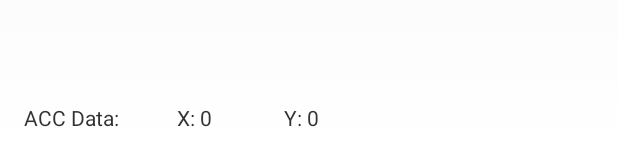
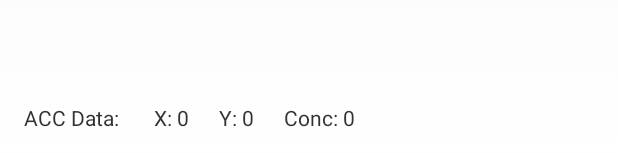
Before and after one commit to John-Brooks/grizzhacks2016, an Android app: the layout activity_game.xml on its own in the app's theme, with its tools: preview values and no code run, on a phone screen of 412 x 824 dp. Shown: the part 1080-1233 px from the top of the screen. Run offline under Robolectric (Android 15) with nearby library versions, the phone set to English and light mode, and no system bars.

Commit message:
added concentration 2:55am

```diff
--- a/MuseHeadsetShooter/app/src/main/java/com/interaxon/test/libmuse/MainActivity.java
+++ b/MuseHeadsetShooter/app/src/main/java/com/interaxon/test/libmuse/MainActivity.java
@@ -89,6 +89,7 @@ public class MainActivity extends Activity implements OnClickListener {
      * Connection listener updates UI with new connection status and logs it.
      */
     public View view;
+    public double Concentration;
     private core_t core;
     Executor executor;
 
@@ -234,10 +235,10 @@ public class MainActivity extends Activity implements OnClickListener {
 
                         String tag = (String) view.getTag();
                         TextView acc_x = (TextView) findViewById(R.id.acc_x);
-                        TextView xvalue = (TextView) findViewById(R.id.xValue);
+                        TextView yvalue = (TextView) findViewById(R.id.yValue);
                         TextView acc_y = (TextView) findViewById(R.id.acc_y);
                         TextView acc_z = (TextView) findViewById(R.id.acc_z);
-                        TextView yvalue = (TextView) findViewById(R.id.yValue);
+                        TextView xvalue = (TextView) findViewById(R.id.xValue);
 
                         if(tag.equals("main")) {
                             acc_x.setText(String.format(
@@ -250,12 +251,10 @@ public class MainActivity extends Activity implements OnClickListener {
 
 
                         if (tag.equals("gamemode")){
+                            xvalue.setText(String.format(
+                                    "%6.2f", data.get(Accelerometer.LEFT_RIGHT.ordinal())));
                             yvalue.setText(String.format(
-                                    "%6.2f", data.get(Accelerometer.LEFT_RIGHT.ordinal())));
-                            xvalue.setText(String.format(
                                     "%6.2f", data.get(Accelerometer.FORWARD_BACKWARD.ordinal())));
-                            core.updateMuseFBTilt(data.get(Accelerometer.FORWARD_BACKWARD.ordinal()));
-                            core.updateMuseSTSTilt(data.get(Accelerometer.LEFT_RIGHT.ordinal()));
                         }
                     }
                 });
@@ -298,6 +297,15 @@ public class MainActivity extends Activity implements OnClickListener {
                         TextView elem2 = (TextView) findViewById(R.id.elem2);
                         TextView elem3 = (TextView) findViewById(R.id.elem3);
                         TextView elem4 = (TextView) findViewById(R.id.elem4);
+                        TextView convalue = (TextView) findViewById(R.id.convalue);
+
+                        double Con1 = data.get(Eeg.TP9.ordinal());
+                        double Con2 = data.get(Eeg.TP9.ordinal());
+                        double Con3 = data.get(Eeg.TP9.ordinal());
+                        double Con4 = data.get(Eeg.TP9.ordinal());
+
+                        Concentration = (Con1+Con2+Con3+Con4)/4;
+
                         String tag = (String) view.getTag();
                         if (tag.equals("main")){
                             elem1.setText(String.format(
@@ -308,6 +316,10 @@ public class MainActivity extends Activity implements OnClickListener {
                                     "%6.2f", data.get(Eeg.FP2.ordinal())));
                             elem4.setText(String.format(
                                     "%6.2f", data.get(Eeg.TP10.ordinal())));
+                        }
+
+                        if(tag.equals("gamemode")){
+                            convalue.setText(String.format("%6.2f", Concentration));
                         }
                     }
                 });
--- a/MuseHeadsetShooter/app/src/main/res/layout/activity_game.xml
+++ b/MuseHeadsetShooter/app/src/main/res/layout/activity_game.xml
@@ -25,7 +25,7 @@
         android:text="X: "
         android:layout_alignParentBottom="true"
         android:layout_toEndOf="@+id/ACCLabel"
-        android:layout_marginStart="35dp" />
+        android:layout_marginStart="20dp" />
 
     <TextView
         android:layout_width="wrap_content"
@@ -41,7 +41,7 @@
         android:id="@+id/yLabel"
         android:layout_alignParentBottom="true"
         android:layout_toEndOf="@+id/xValue"
-        android:layout_marginStart="48dp"
+        android:layout_marginStart="20dp"
         android:text="Y: "/>
 
     <TextView
@@ -52,5 +52,22 @@
         android:layout_toEndOf="@+id/yLabel"
         android:text="0"/>
 
+    <TextView
+        android:layout_width="wrap_content"
+        android:layout_height="wrap_content"
+        android:id="@+id/ConAve"
+        android:layout_alignParentBottom="true"
+        android:layout_toEndOf="@+id/yValue"
+        android:layout_marginLeft="20dp"
+        android:text="Conc: "/>
+
+    <TextView
+        android:layout_width="wrap_content"
+        android:layout_height="wrap_content"
+        android:id="@+id/convalue"
+        android:layout_alignParentBottom="true"
+        android:layout_toEndOf="@+id/ConAve"
+        android:text="0"/>
+
 
 </RelativeLayout>
```
Also changed, not shown: 20 other files. Lines whose indentation alone changed are shown as unchanged.
